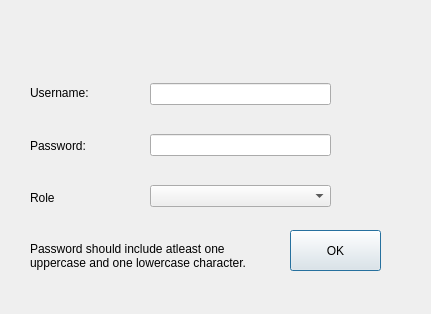
The window that cs2_lab_final_project/adduserform.ui (Hamdy410/CS2_lab_finalProject) describes before a commit, drawn with Qt 5.
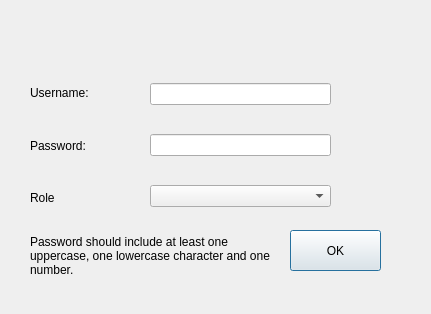
The same window after the commit.

Commit message: added another condition to password validation

```diff
--- a/cs2_lab_final_project/adduserform.ui
+++ b/cs2_lab_final_project/adduserform.ui
@@ -94,7 +94,7 @@
     </rect>
    </property>
    <property name="text">
-    <string>Password should include atleast one uppercase and one lowercase character.</string>
+    <string>Password should include at least one uppercase, one lowercase character and one number.</string>
    </property>
    <property name="wordWrap">
     <bool>true</bool>
```
The commit also changes 22 other files.
